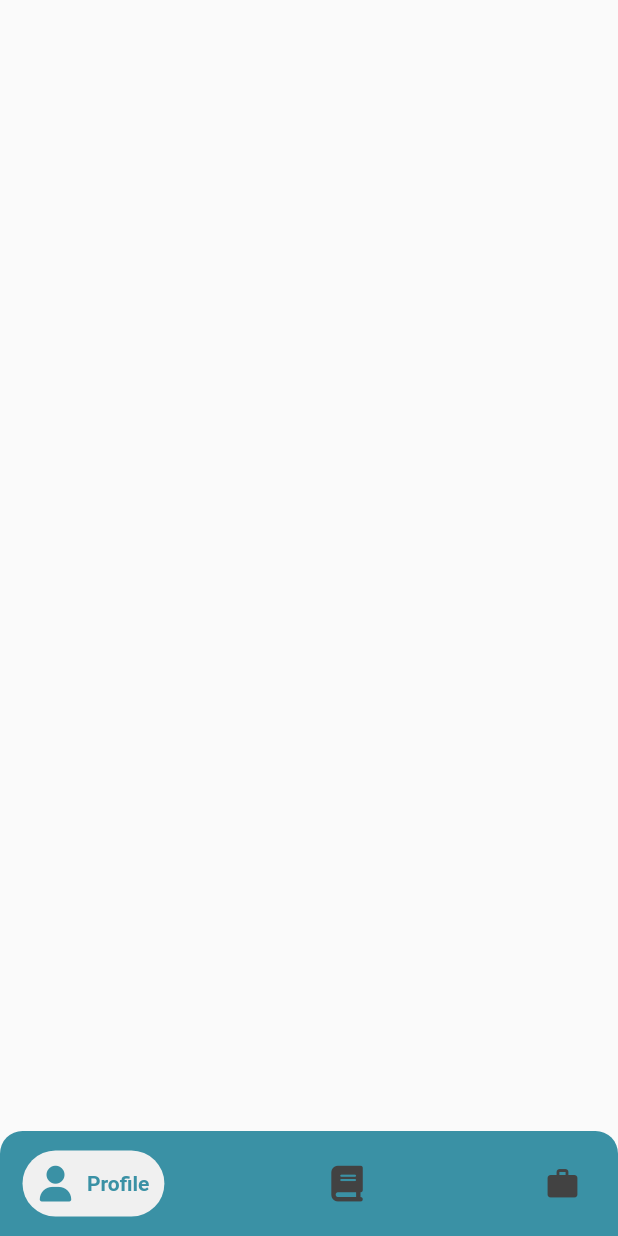
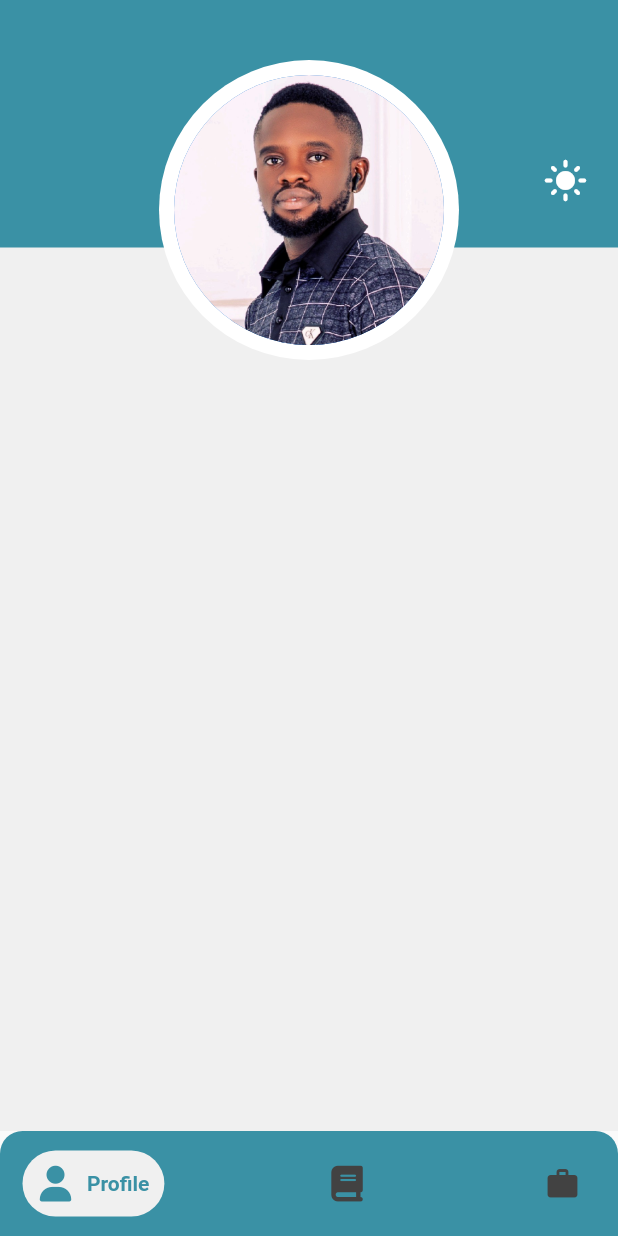
Before and after one commit to OstrichFarmer/mobile_cv, a Flutter app: the screen it shows after launch, on a phone screen of 412 x 824 dp. Run offline on Flutter 3.47's test engine with Material 2 defaults, Android fonts, the light colour scheme and no system bars; drawn by our look-alikes of google_nav_bar; our stand-ins replace font_awesome_flutter, google_fonts.

Commit message:
finished the profile screen custom appbar

```diff
--- a/lib/screens/profile_screen.dart
+++ b/lib/screens/profile_screen.dart
@@ -1,10 +1,54 @@
 import 'package:flutter/material.dart';
+import 'package:font_awesome_flutter/font_awesome_flutter.dart';
+import 'package:mobile_cv/utils/colors.dart';
 
 class ProfileScreen extends StatelessWidget {
   const ProfileScreen({Key? key}) : super(key: key);
 
   @override
   Widget build(BuildContext context) {
-    return Scaffold();
+    return Scaffold(
+      backgroundColor: AppColors.lightGrey,
+      appBar: PreferredSize(
+          preferredSize: Size.fromHeight(240),
+          child: Stack(
+            children: [
+              Container(
+                height: 165,
+                color: AppColors.prussianBlue,
+              ),
+              Align(
+                alignment: Alignment.centerRight,
+                child: Row(
+                  mainAxisAlignment: MainAxisAlignment.end,
+                  children: [
+                    InkWell(
+                      onTap: () {},
+                      child: const Icon(
+                        Icons.light_mode,
+                        size: 30,
+                        color: Colors.white,
+                      ),
+                    ),
+                    const SizedBox(
+                      width: 20,
+                    )
+                  ],
+                ),
+              ),
+              const Align(
+                alignment: Alignment.bottomCenter,
+                child: CircleAvatar(
+                  radius: 100,
+                  backgroundColor: Colors.white,
+                  child: CircleAvatar(
+                    backgroundImage: AssetImage('assets/images/profile.jpg'),
+                    radius: 90,
+                  ),
+                ),
+              ),
+            ],
+          )),
+    );
   }
 }
--- a/lib/utils/constants.dart
+++ b/lib/utils/constants.dart
@@ -1,7 +1,8 @@
 import 'dart:ui';
 import 'package:google_fonts/google_fonts.dart';
+import 'package:mobile_cv/utils/colors.dart';
 
 final kExperiencetagTextStyle = GoogleFonts.aclonica(
   fontSize: 20,
-  color: const Color.fromARGB(255, 195, 80, 35),
+  color: AppColors.prussianBlue,
 );
```
